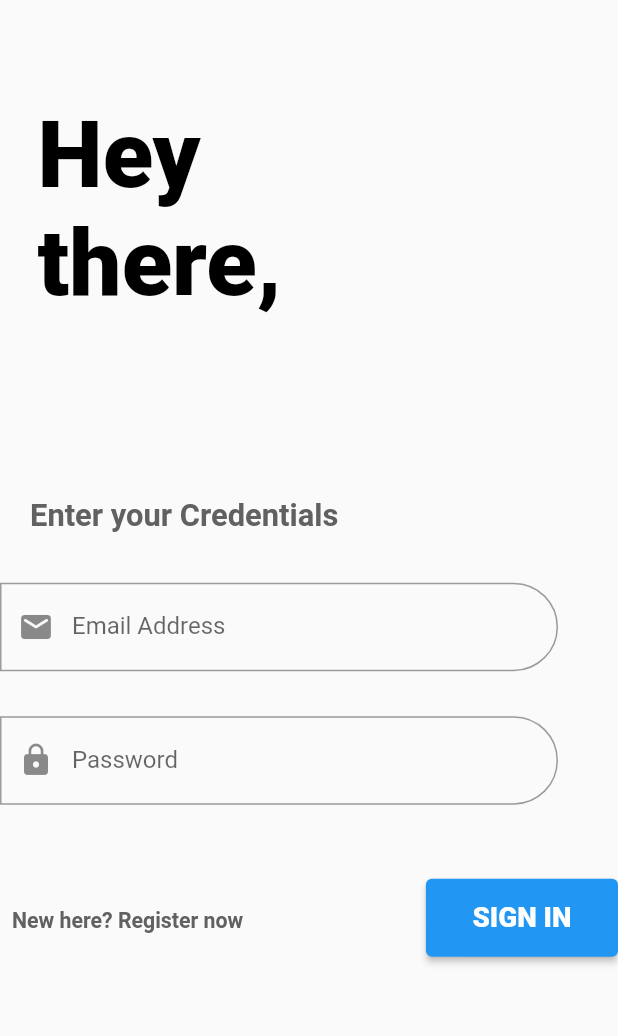
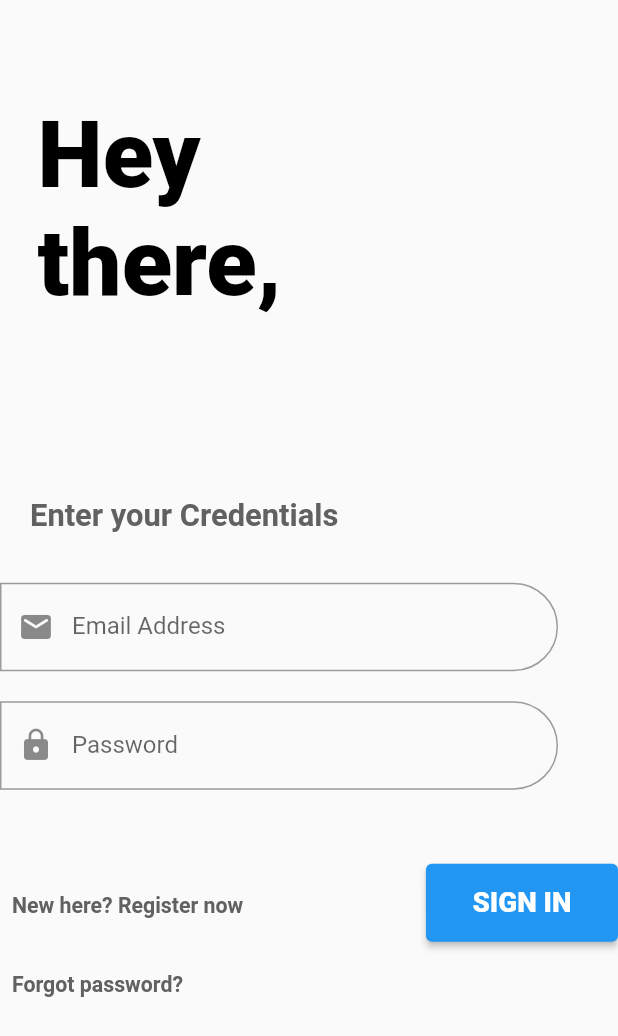
Before and after one commit to reeshaa/re-member, a Flutter app: the screen it shows after launch, on a phone screen of 412 x 824 dp. Shown: the top 1036 px of the screen. Run offline on Flutter 3.47's test engine with Material 2 defaults, Android fonts, the phone set to English and light mode, and no system bars; our stand-ins replace cool_alert, dio, get_it, shared_preferences; missing offline and left inert: jwt_decode.

Commit message:
Reset password implemented

```diff
--- a/lib/src/pages/login_page.dart
+++ b/lib/src/pages/login_page.dart
@@ -1,13 +1,8 @@
-import 'dart:convert';
-
-import 'package:dio/dio.dart';
 import 'package:flutter/cupertino.dart';
 import 'package:flutter/material.dart';
-import 'package:flutter_svg/flutter_svg.dart';
 import 'package:provider/provider.dart';
-import 'package:re_member/src/services/api.dart';
 import 'package:re_member/src/services/auth_service.dart';
-import 'package:re_member/src/services/service_locator.dart';
+import 'package:re_member/src/widgets/reset_password.dart';
 
 class LoginPage extends StatefulWidget {
   LoginPage({Key? key}) : super(key: key);
@@ -121,6 +116,36 @@ class _LoginPageState extends State<LoginPage> {
                     SizedBox(
                       height: size.height * 0.04,
                     ),
+                    Visibility(
+                      visible: isRegisterMode,
+                      child: Padding(
+                        padding: EdgeInsets.fromLTRB(0, 15, 40, 20),
+                        child: TextFormField(
+                          controller: nameController,
+                          validator: (value) {
+                            if (value?.isEmpty ?? false) {
+                              return "Please enter your name";
+                            }
+
+                            return null;
+                          },
+                          decoration: InputDecoration(
+                            labelText: "Name",
+                            floatingLabelBehavior: FloatingLabelBehavior.auto,
+                            prefixIcon: Padding(
+                              padding: EdgeInsets.all(12),
+                              child: Icon(Icons.account_circle),
+                            ),
+                            border: OutlineInputBorder(
+                              borderRadius: BorderRadius.only(
+                                  topRight: Radius.circular(30),
+                                  bottomRight: Radius.circular(30)),
+                              borderSide: BorderSide(color: Colors.grey),
+                            ),
+                          ),
+                        ),
+                      ),
+                    ),
                     Padding(
                         padding: EdgeInsets.only(bottom: 15, right: 40),
                         child: TextFormField(
@@ -151,7 +176,7 @@ class _LoginPageState extends State<LoginPage> {
                           ),
                         )),
                     Padding(
-                      padding: EdgeInsets.fromLTRB(0, 15, 40, 0),
+                      padding: EdgeInsets.fromLTRB(0, 05, 40, 0),
                       child: TextFormField(
                         controller: passwordController,
                         obscureText: true,
@@ -174,37 +199,6 @@ class _LoginPageState extends State<LoginPage> {
                                 topRight: Radius.circular(30),
                                 bottomRight: Radius.circular(30)),
                             borderSide: BorderSide(color: Colors.grey),
-                          ),
-                        ),
-                      ),
-                    ),
-                    Visibility(
-                      visible: isRegisterMode,
-                      child: Padding(
-                        padding: EdgeInsets.fromLTRB(0, 15, 40, 0),
-                        child: TextFormField(
-                          controller: nameController,
-                          obscureText: true,
-                          validator: (value) {
-                            if (value?.isEmpty ?? false) {
-                              return "Please enter your name";
-                            }
-
-                            return null;
-                          },
-                          decoration: InputDecoration(
-                            labelText: "Name",
-                            floatingLabelBehavior: FloatingLabelBehavior.auto,
-                            prefixIcon: Padding(
-                              padding: EdgeInsets.all(12),
-                              child: Icon(Icons.account_circle),
-                            ),
-                            border: OutlineInputBorder(
-                              borderRadius: BorderRadius.only(
-                                  topRight: Radius.circular(30),
-                                  bottomRight: Radius.circular(30)),
-                              borderSide: BorderSide(color: Colors.grey),
-                            ),
                           ),
                         ),
                       ),
@@ -267,6 +261,18 @@ class _LoginPageState extends State<LoginPage> {
                         ),
                       ],
                     ),
+                    TextButton(
+                      child: Text(
+                        (isRegisterMode) ? "" : "Forgot password?",
+                        style: TextStyle(
+                            fontSize: regularfont * 0.69,
+                            fontWeight: FontWeight.w600,
+                            color: Colors.grey[700]),
+                      ),
+                      onPressed: () => showDialog(
+                          context: context,
+                          builder: (context) => ResetPassword()),
+                    ),
                   ],
                 ),
               )),
--- a/lib/src/services/api.dart
+++ b/lib/src/services/api.dart
@@ -11,6 +11,7 @@ class Api {
   // Getters for API end-points
   static String get loginEndpoint => 'login';
   static String get registerEndpoint => 'register';
+  static String get resetPassEndpoint => 'resetpass';
   static String get leaderboardEndpoint => 'leaderboard';
   static String get allCommunitiesEndpoint => 'community/all';
   Api() {
```
Also changed, not shown: lib/src/services/auth_service.dart (+6 -1 lines), lib/src/widgets/reset_password.dart (added, +129 -0 lines).
